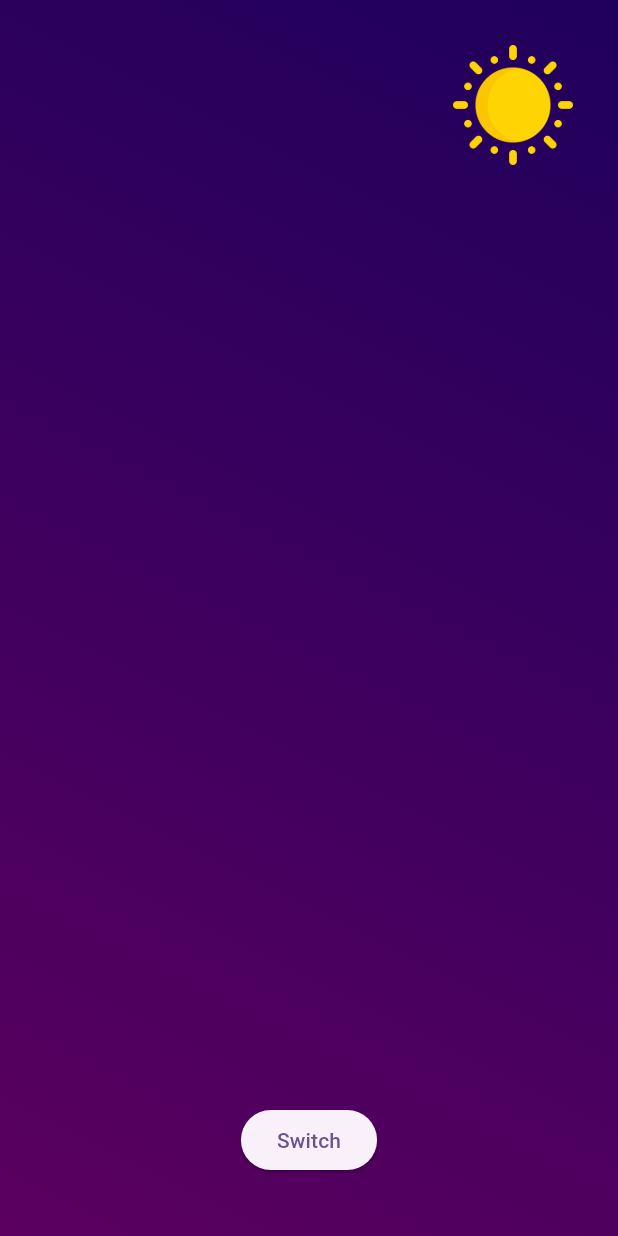
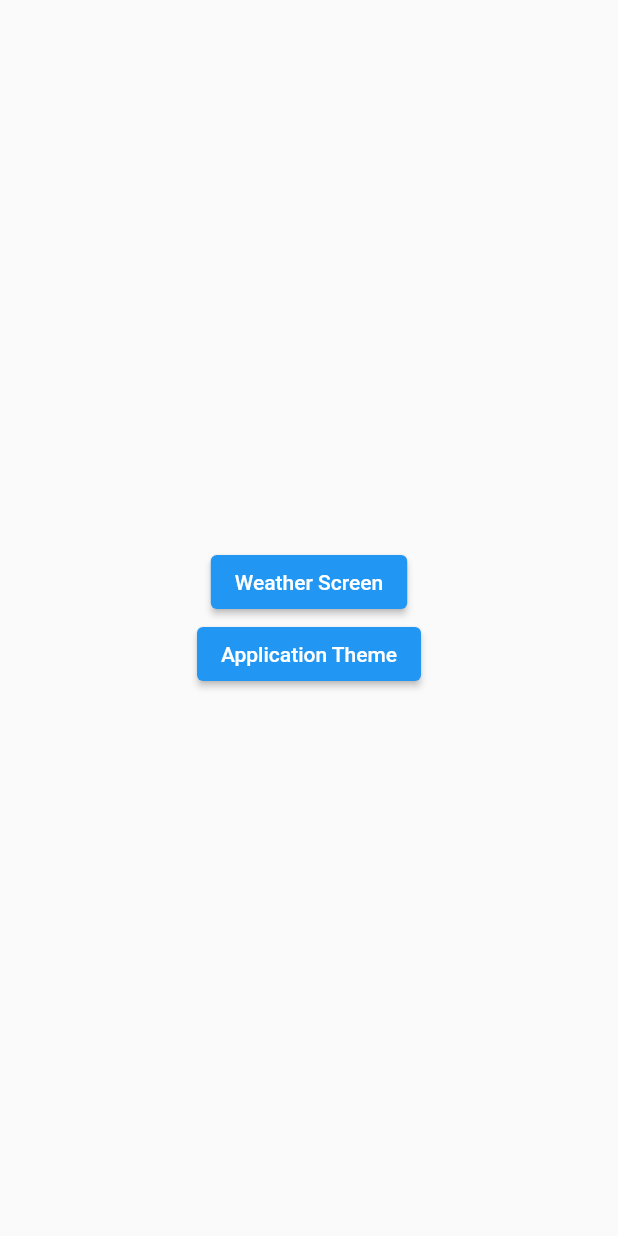
Before and after one commit to barganaev/Advanced-Widgets, a Flutter app: the screen it shows after launch, on a phone screen of 412 x 824 dp. Run offline on Flutter 3.47's test engine with Material 2 defaults, Android fonts, the phone set to English and light mode, and no system bars.

Commit message:
added: theme screen

```diff
--- a/advanced_widgets/lib/main.dart
+++ b/advanced_widgets/lib/main.dart
@@ -1,5 +1,8 @@
+import 'package:advanced_widgets/screens/main_screen.dart';
+import 'package:advanced_widgets/screens/theme_screen.dart';
 import 'package:advanced_widgets/screens/weather_screen.dart';
 import 'package:flutter/material.dart';
+import 'package:provider/provider.dart';
 
 void main() {
   runApp(const MyApp());
@@ -10,17 +13,29 @@ class MyApp extends StatelessWidget {
 
   @override
   Widget build(BuildContext context) {
-    return MaterialApp(
-      debugShowCheckedModeBanner: false,
-      title: 'Flutter Demo',
-      theme: ThemeData(
-        colorScheme: ColorScheme.fromSeed(
-          seedColor: Colors.deepPurple
+    return MultiProvider(
+      providers: [
+        ChangeNotifierProvider(
+          create: (_) => ThemeProvider(),
         ),
-        useMaterial3: true,
-      ),
-      home: const Scaffold(
-        body: WeatherScreen()
+      ],
+      child: Consumer<ThemeProvider>(
+        builder: (c, themeProvider, child) {
+          return MaterialApp(
+            debugShowCheckedModeBanner: false,
+            title: 'Flutter Demo',
+            theme: themeProvider.current,
+            // theme: ThemeData(
+            //   colorScheme: ColorScheme.fromSeed(
+            //     seedColor: Colors.deepPurple
+            //   ),
+            //   useMaterial3: true,
+            // ),
+            home: const Scaffold(
+              body: MainScreen()
+            ),
+          );
+        },
       ),
     );
   }
--- /dev/null
+++ b/advanced_widgets/lib/screens/main_screen.dart
@@ -0,0 +1,44 @@
+import 'package:advanced_widgets/screens/theme_screen.dart';
+import 'package:advanced_widgets/screens/weather_screen.dart';
+import 'package:flutter/material.dart';
+
+class MainScreen extends StatefulWidget {
+  const MainScreen({super.key});
+
+  @override
+  State<MainScreen> createState() => _MainScreenState();
+}
+
+class _MainScreenState extends State<MainScreen> {
+  @override
+  Widget build(BuildContext context) {
+    return Scaffold(
+      body: Center(
+        child: Column(
+          mainAxisAlignment: MainAxisAlignment.center,
+          // crossAxisAlignment: CrossAxisAlignment.center,
+          children: [
+            ElevatedButton(
+              onPressed: () {
+                Navigator.push(
+                  context, MaterialPageRoute(
+                    builder: (context) => WeatherScreen()
+                  )
+                );
+              },
+              child: Text('Weather Screen')),
+            ElevatedButton(
+              onPressed: () {
+                Navigator.push(
+                  context, MaterialPageRoute(
+                    builder: (context) => ThemeScreen()
+                  )
+                );
+              },
+              child: Text('Application Theme')),
+          ],
+        ),
+      ),
+    );
+  }
+}
--- a/advanced_widgets/lib/screens/weather_screen.dart
+++ b/advanced_widgets/lib/screens/weather_screen.dart
@@ -41,6 +41,7 @@ class _WeatherScreenState extends State<WeatherScreen> with TickerProviderStateM
     'assets/images/cloudy.png',
     'assets/images/heavy-rain.png',
   ];
+
   int rand = Random().nextInt(4);
   late AnimationController _controller = AnimationController(
     duration: const Duration(seconds: 2),
--- /dev/null
+++ b/advanced_widgets/lib/themes/material_theme.dart
@@ -0,0 +1,40 @@
+import 'package:flutter/material.dart';
+
+ThemeData _themeLight = ThemeData.light();
+ThemeData _themeDark = ThemeData.dark();
+
+ThemeData themeLight = _themeLight.copyWith(
+  appBarTheme: const AppBarTheme(
+    color: Colors.purple,
+  ),
+  textTheme: _textLight(_themeLight.textTheme),
+);
+
+ThemeData themeDark = _themeDark.copyWith(
+  appBarTheme: const AppBarTheme(
+    color: Colors.yellow
+  ),
+  textTheme: _textDark(_themeDark.textTheme),
+);
+
+TextTheme _textLight(TextTheme base) {
+  return base.copyWith(
+    bodyText1: base.bodyText1?.copyWith(
+      color: Colors.cyan,
+    ),
+    bodyText2: base.bodyText2?.copyWith(
+      color: Colors.cyan,
+    ),
+  );
+}
+
+TextTheme _textDark(TextTheme base) {
+  return base.copyWith(
+    bodyText1: base.bodyText1?.copyWith(
+      color: Colors.deepOrange,
+    ),
+    bodyText2: base.bodyText1?.copyWith(
+      color: Colors.deepOrange,
+    )
+  );
+}
--- a/advanced_widgets/pubspec.yaml
+++ b/advanced_widgets/pubspec.yaml
@@ -12,6 +12,7 @@ dependencies:
     sdk: flutter
 
   cupertino_icons: ^1.0.2
+  provider: ^6.0.5
 
 dev_dependencies:
   flutter_test:
```
Also changed, not shown: advanced_widgets/lib/screens/theme_screen.dart (added, +161 -0 lines), advanced_widgets/lib/widgets/text_buttons.dart (deleted, +0 -26 lines), advanced_widgets/pubspec.lock.
